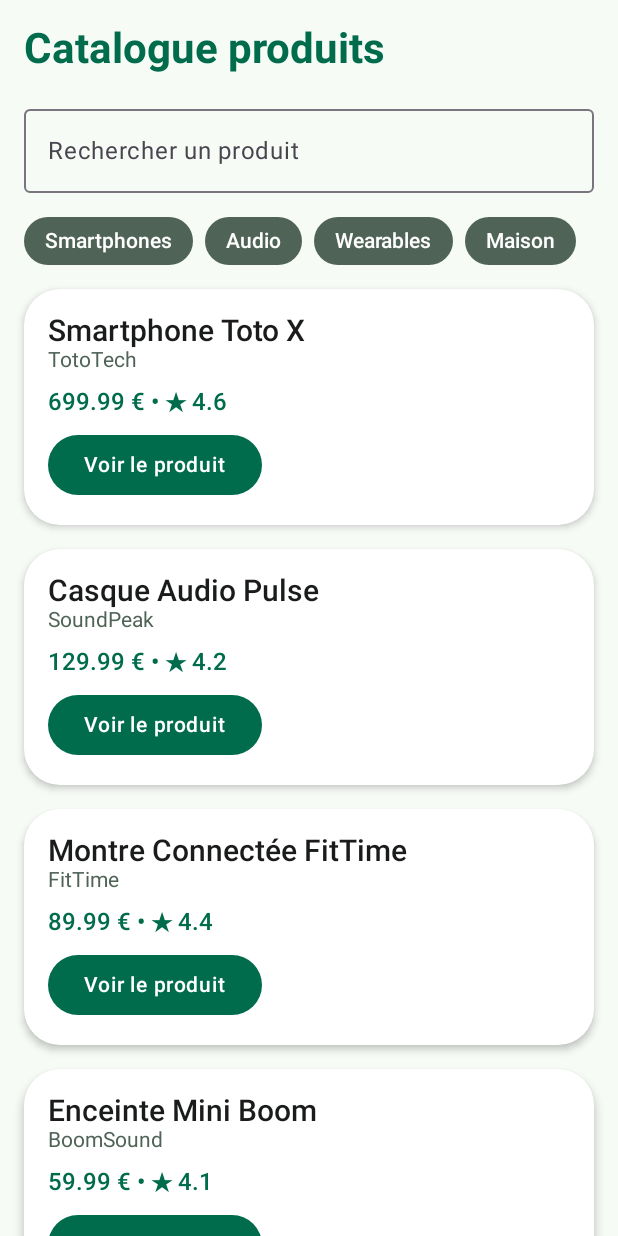
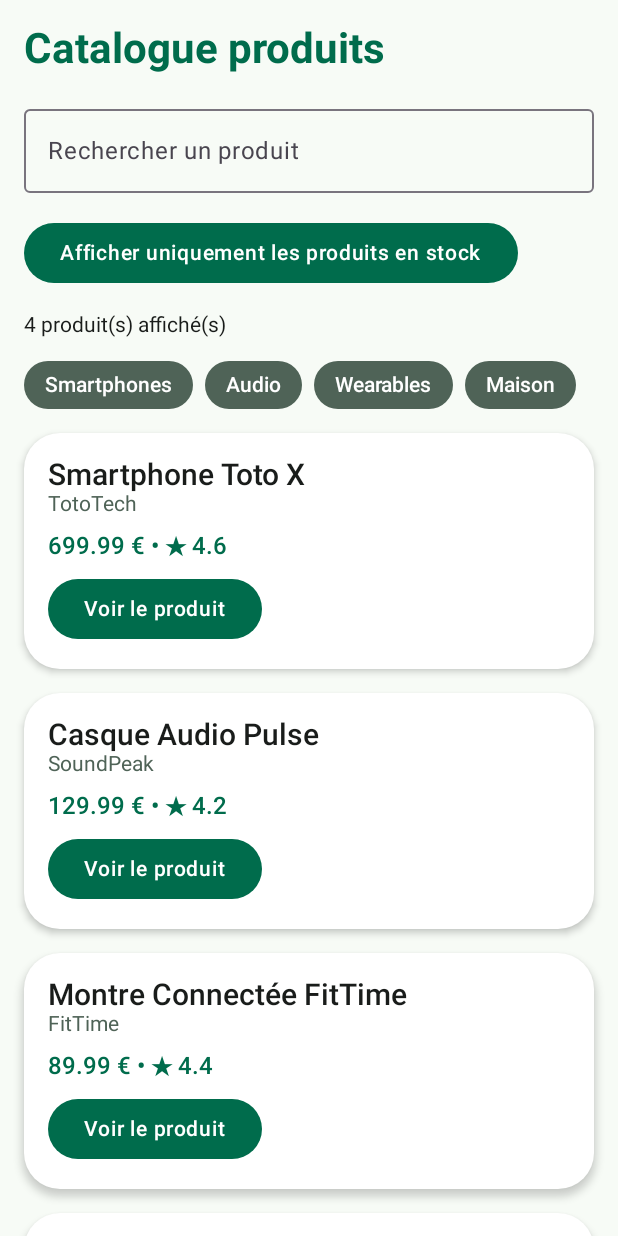
Before and after one commit to hugo-ry02/tpJetpackCompose, an Android app built with Jetpack Compose: the screen it shows after launch (MainActivity), on a phone screen of 412 x 824 dp. Run offline under Robolectric (Android 15) with nearby library versions, the phone set to English and light mode, and no system bars.

Commit message:
feat(tp8): ajout du filtre en stock uniquement et du compteur de résultats

```diff
--- a/app/src/main/kotlin/com/example/productexplorer/MainActivity.kt
+++ b/app/src/main/kotlin/com/example/productexplorer/MainActivity.kt
@@ -668,11 +668,21 @@ fun ProductCatalogScreen(
         mutableStateOf("")
     }
 
-    val filteredProducts = remember(products, searchQuery) {
+    var showOnlyInStock by rememberSaveable {
+        mutableStateOf(false)
+    }
+
+    val filteredProducts = remember(products, searchQuery, showOnlyInStock) {
         products.filter { product ->
-            product.title.contains(searchQuery, ignoreCase = true) ||
-                product.brand.contains(searchQuery, ignoreCase = true) ||
-                product.category.contains(searchQuery, ignoreCase = true)
+            val matchesSearch =
+                product.title.contains(searchQuery, ignoreCase = true) ||
+                    product.brand.contains(searchQuery, ignoreCase = true) ||
+                    product.category.contains(searchQuery, ignoreCase = true)
+
+            val matchesStock =
+                !showOnlyInStock || product.stock > 0
+
+            matchesSearch && matchesStock
         }
     }
 
@@ -701,6 +711,30 @@ fun ProductCatalogScreen(
                     Text(text = "Rechercher un produit")
                 },
                 modifier = Modifier.fillMaxWidth()
+            )
+        }
+
+        item {
+            Button(
+                onClick = {
+                    showOnlyInStock = !showOnlyInStock
+                }
+            ) {
+                Text(
+                    text = if (showOnlyInStock) {
+                        "Afficher tous les produits"
+                    } else {
+                        "Afficher uniquement les produits en stock"
+                    }
+                )
+            }
+        }
+
+        item {
+            Text(
+                text = "${filteredProducts.size} produit(s) affiché(s)",
+                style = MaterialTheme.typography.bodyMedium,
+                color = MaterialTheme.colorScheme.onBackground
             )
         }
 
```
